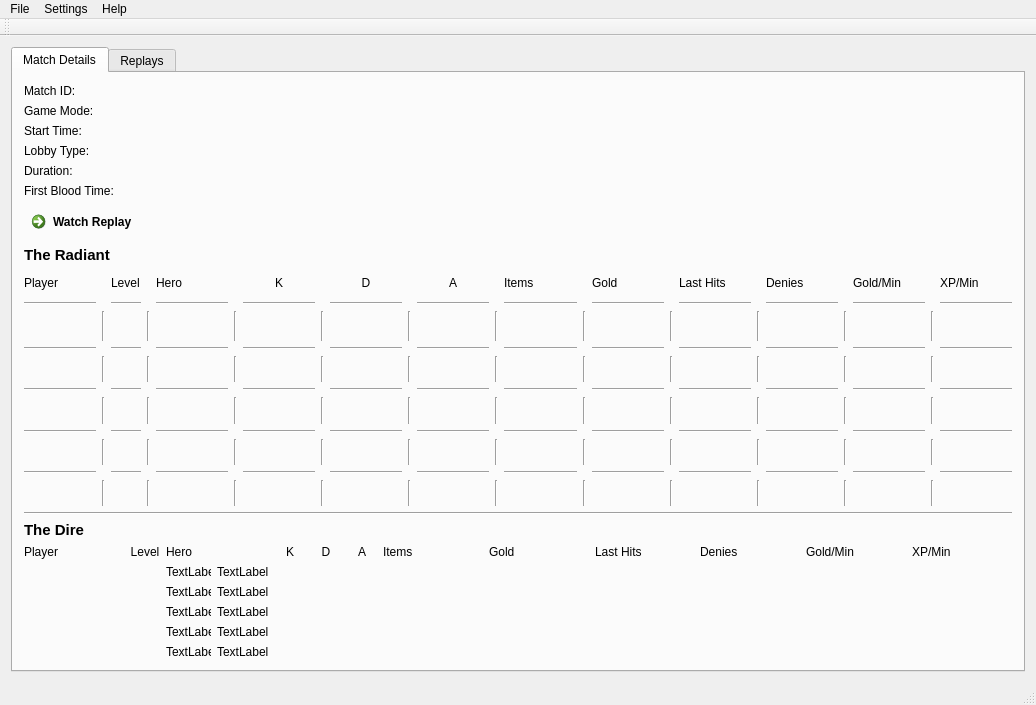
The window that mainwindow.ui (computerfr33k/Dota2_Replay_Manager) describes before a commit, drawn with Qt 5.
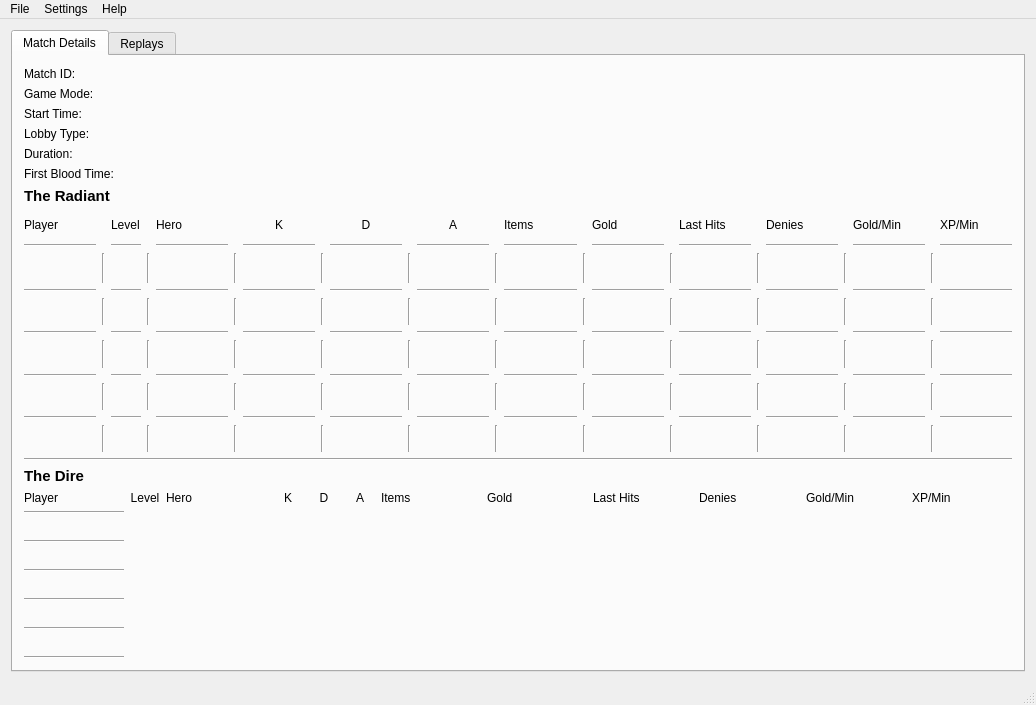
The same window after the commit. The open tabs and pages were chosen to show the change.

What changed in the file:
```diff
--- a/mainwindow.ui
+++ b/mainwindow.ui
@@ -113,19 +113,6 @@
           </item>
          </layout>
         </item>
-        <item>
-         <widget class="QCommandLinkButton" name="commandLinkButton">
-          <property name="maximumSize">
-           <size>
-            <width>200</width>
-            <height>40</height>
-           </size>
-          </property>
-          <property name="text">
-           <string>Watch Replay</string>
-          </property>
-         </widget>
-        </item>
         <item>
          <widget class="QLabel" name="label_34">
           <property name="maximumSize">
@@ -1957,55 +1944,24 @@
         </item>
         <item>
          <layout class="QGridLayout" name="gridLayout_3">
-          <item row="2" column="0">
-           <widget class="QLabel" name="direPlayer_2">
-            <property name="text">
-             <string/>
+          <item row="9" column="0">
+           <widget class="Line" name="line_119">
+            <property name="orientation">
+             <enum>Qt::Horizontal</enum>
             </property>
            </widget>
           </item>
-          <item row="1" column="0">
-           <widget class="QLabel" name="direPlayer_1">
-            <property name="text">
-             <string/>
+          <item row="11" column="0">
+           <widget class="Line" name="line_118">
+            <property name="orientation">
+             <enum>Qt::Horizontal</enum>
             </property>
            </widget>
           </item>
-          <item row="4" column="0">
-           <widget class="QLabel" name="direPlayer_4">
-            <property name="text">
-             <string/>
-            </property>
-           </widget>
-          </item>
-          <item row="3" column="0">
-           <widget class="QLabel" name="direPlayer_3">
-            <property name="text">
-             <string/>
-            </property>
-           </widget>
-          </item>
-          <item row="0" column="0">
-           <widget class="QLabel" name="label_28">
-            <property name="text">
-             <string>Player</string>
-            </property>
-           </widget>
-          </item>
-          <item row="5" column="0">
-           <widget class="QLabel" name="direPlayer_5">
-            <property name="text">
-             <string/>
-            </property>
-           </widget>
-          </item>
-          <item row="0" column="1">
-           <widget class="QLabel" name="label_8">
-            <property name="text">
-             <string>Level</string>
-            </property>
-            <property name="alignment">
-             <set>Qt::AlignCenter</set>
+          <item row="7" column="0">
+           <widget class="Line" name="line_120">
+            <property name="orientation">
+             <enum>Qt::Horizontal</enum>
             </property>
            </widget>
           </item>
@@ -2016,6 +1972,13 @@
             </property>
            </widget>
           </item>
+          <item row="10" column="0">
+           <widget class="QLabel" name="direPlayer_5">
+            <property name="text">
+             <string/>
+            </property>
+           </widget>
+          </item>
           <item row="0" column="7">
            <widget class="QLabel" name="label_15">
             <property name="text">
@@ -2023,6 +1986,16 @@
             </property>
            </widget>
           </item>
+          <item row="0" column="1">
+           <widget class="QLabel" name="label_8">
+            <property name="text">
+             <string>Level</string>
+            </property>
+            <property name="alignment">
+             <set>Qt::AlignCenter</set>
+            </property>
+           </widget>
+          </item>
           <item row="0" column="6">
            <widget class="QLabel" name="label_14">
             <property name="text">
@@ -2030,6 +2003,48 @@
             </property>
            </widget>
           </item>
+          <item row="4" column="0">
+           <widget class="QLabel" name="direPlayer_2">
+            <property name="text">
+             <string/>
+            </property>
+           </widget>
+          </item>
+          <item row="2" column="0">
+           <widget class="QLabel" name="direPlayer_1">
+            <property name="text">
+             <string/>
+            </property>
+           </widget>
+          </item>
+          <item row="8" column="0">
+           <widget class="QLabel" name="direPlayer_4">
+            <property name="text">
+             <string/>
+            </property>
+           </widget>
+          </item>
+          <item row="6" column="0">
+           <widget class="QLabel" name="direPlayer_3">
+            <property name="text">
+             <string/>
+            </property>
+           </widget>
+          </item>
+          <item row="0" column="0">
+           <widget class="QLabel" name="label_28">
+            <property name="text">
+             <string>Player</string>
+            </property>
+           </widget>
+          </item>
+          <item row="0" column="2">
+           <widget class="QLabel" name="label_10">
+            <property name="text">
+             <string>Hero</string>
+            </property>
+           </widget>
+          </item>
           <item row="0" column="5">
            <widget class="QLabel" name="label_13">
             <property name="text">
@@ -2040,6 +2055,16 @@
             </property>
            </widget>
           </item>
+          <item row="0" column="4">
+           <widget class="QLabel" name="label_12">
+            <property name="text">
+             <string>D</string>
+            </property>
+            <property name="alignment">
+             <set>Qt::AlignCenter</set>
+            </property>
+           </widget>
+          </item>
           <item row="0" column="3">
            <widget class="QLabel" name="label_11">
             <property name="text">
@@ -2050,30 +2075,6 @@
             </property>
            </widget>
           </item>
-          <item row="0" column="2">
-           <widget class="QLabel" name="label_10">
-            <property name="text">
-             <string>Hero</string>
-            </property>
-           </widget>
-          </item>
-          <item row="0" column="4">
-           <widget class="QLabel" name="label_12">
-            <property name="text">
-             <string>D</string>
-            </property>
-            <property name="alignment">
-             <set>Qt::AlignCenter</set>
-            </property>
-           </widget>
-          </item>
-          <item row="0" column="8">
-           <widget class="QLabel" name="label_35">
-            <property name="text">
-             <string>Last Hits</string>
-            </property>
-           </widget>
-          </item>
           <item row="0" column="10">
            <widget class="QLabel" name="label_37">
             <property name="text">
@@ -2081,6 +2082,13 @@
             </property>
            </widget>
           </item>
+          <item row="0" column="8">
+           <widget class="QLabel" name="label_35">
+            <property name="text">
+             <string>Last Hits</string>
+            </property>
+           </widget>
+          </item>
           <item row="0" column="11">
            <widget class="QLabel" name="label_38">
             <property name="text">
@@ -2088,7 +2096,7 @@
             </property>
            </widget>
           </item>
-          <item row="1" column="6">
+          <item row="2" column="6">
            <layout class="QHBoxLayout" name="horizontalLayout_13">
             <item>
              <widget class="QLabel" name="direItems_1_1">
@@ -2134,7 +2142,7 @@
             </item>
            </layout>
           </item>
-          <item row="2" column="6">
+          <item row="4" column="6">
            <layout class="QHBoxLayout" name="horizontalLayout_14">
             <item>
              <widget class="QLabel" name="direItems_2_1">
@@ -2180,7 +2188,7 @@
             </item>
            </layout>
           </item>
-          <item row="3" column="6">
+          <item row="6" column="6">
            <layout class="QHBoxLayout" name="horizontalLayout_15">
             <item>
              <widget class="QLabel" name="direItems_3_1">
@@ -2226,7 +2234,7 @@
             </item>
            </layout>
           </item>
-          <item row="4" column="6">
+          <item row="8" column="6">
            <layout class="QHBoxLayout" name="horizontalLayout_16">
             <item>
              <widget class="QLabel" name="direItems_4_1">
@@ -2272,7 +2280,7 @@
             </item>
            </layout>
           </item>
-          <item row="5" column="6">
+          <item row="10" column="6">
            <layout class="QHBoxLayout" name="horizontalLayout_17">
             <item>
              <widget class="QLabel" name="direItems_5_1">
@@ -2318,7 +2326,7 @@
             </item>
            </layout>
           </item>
-          <item row="1" column="1">
+          <item row="2" column="1">
            <widget class="QLabel" name="direLevel_1">
             <property name="maximumSize">
              <size>
@@ -2334,7 +2342,7 @@
             </property>
            </widget>
           </item>
-          <item row="1" column="3">
+          <item row="2" column="3">
            <widget class="QLabel" name="direKills_1">
             <property name="maximumSize">
              <size>
@@ -2350,74 +2358,74 @@
             </property>
            </widget>
           </item>
-          <item row="1" column="4">
-           <widget class="QLabel" name="direDeaths_1">
-            <property name="maximumSize">
-             <size>
-              <width>30</width>
-              <height>30</height>
-             </size>
-            </property>
-            <property name="text">
-             <string/>
-            </property>
-            <property name="alignment">
-             <set>Qt::AlignCenter</set>
-            </property>
-           </widget>
-          </item>
-          <item row="1" column="5">
-           <widget class="QLabel" name="direAssists_1">
-            <property name="maximumSize">
-             <size>
-              <width>30</width>
-              <height>30</height>
-             </size>
-            </property>
-            <property name="text">
-             <string/>
-            </property>
-            <property name="alignment">
-             <set>Qt::AlignCenter</set>
-            </property>
-           </widget>
-          </item>
-          <item row="1" column="7">
+          <item row="2" column="7">
            <widget class="QLabel" name="direGold_1">
             <property name="text">
              <string/>
             </property>
            </widget>
           </item>
-          <item row="1" column="8">
+          <item row="2" column="4">
+           <widget class="QLabel" name="direDeaths_1">
+            <property name="maximumSize">
+             <size>
+              <width>30</width>
+              <height>30</height>
+             </size>
+            </property>
+            <property name="text">
+             <string/>
+            </property>
+            <property name="alignment">
+             <set>Qt::AlignCenter</set>
+            </property>
+           </widget>
+          </item>
+          <item row="2" column="8">
            <widget class="QLabel" name="direLH_1">
             <property name="text">
              <string/>
             </property>
            </widget>
           </item>
-          <item row="1" column="9">
+          <item row="2" column="5">
+           <widget class="QLabel" name="direAssists_1">
+            <property name="maximumSize">
+             <size>
+              <width>30</width>
+              <height>30</height>
+             </size>
+            </property>
+            <property name="text">
+             <string/>
+            </property>
+            <property name="alignment">
+             <set>Qt::AlignCenter</set>
+            </property>
+           </widget>
+          </item>
+          <item row="2" column="9">
            <widget class="QLabel" name="direDN_1">
             <property name="text">
              <string/>
             </property>
            </widget>
           </item>
-          <item row="1" column="10">
+          <item row="2" column="10">
            <widget class="QLabel" name="direGPM_1">
             <property name="text">
              <string/>
             </property>
            </widget>
           </item>
-          <item row="1" column="11">
+          <item row="2" column="11">
            <widget class="QLabel" name="direXPM_1">
             <property name="text">
              <string/>
             </property>
            </widget>
           </item>
-          <item row="2" column="1">
+          <item row="4" column="1">
            <widget class="QLabel" name="direLevel_2">
             <property name="maximumSize">
              <size>
@@ -2433,7 +2441,23 @@
             </property>
            </widget>
           </item>
-          <item row="2" column="3">
+          <item row="4" column="5">
+           <widget class="QLabel" name="direAssists_2">
+            <property name="maximumSize">
+             <size>
+              <width>30</width>
+              <height>30</height>
+             </size>
+            </property>
+            <property name="text">
+             <string/>
+            </property>
+            <property name="alignment">
+             <set>Qt::AlignCenter</set>
+            </property>
+           </widget>
+          </item>
+          <item row="4" column="3">
            <widget class="QLabel" name="direKills_2">
             <property name="maximumSize">
              <size>
@@ -2449,7 +2473,7 @@
             </property>
            </widget>
           </item>
-          <item row="2" column="4">
+          <item row="4" column="4">
            <widget class="QLabel" name="direDeaths_2">
             <property name="maximumSize">
              <size>
@@ -2465,58 +2489,42 @@
             </property>
            </widget>
           </item>
-          <item row="2" column="5">
-           <widget class="QLabel" name="direAssists_2">
-            <property name="maximumSize">
-             <size>
-              <width>30</width>
-              <height>30</height>
-             </size>
-            </property>
-            <property name="text">
-             <string/>
-            </property>
-            <property name="alignment">
-             <set>Qt::AlignCenter</set>
-            </property>
-           </widget>
-          </item>
-          <item row="2" column="7">
-           <widget class="QLabel" name="direGold_2">
-            <property name="text">
-             <string/>
-            </property>
-           </widget>
-          </item>
-          <item row="2" column="8">
+          <item row="4" column="8">
            <widget class="QLabel" name="direLH_2">
             <property name="text">
              <string/>
             </property>
            </widget>
           </item>
-          <item row="2" column="9">
+          <item row="4" column="7">
+           <widget class="QLabel" name="direGold_2">
+            <property name="text">
+             <string/>
+            </property>
+           </widget>
+          </item>
+          <item row="4" column="9">
            <widget class="QLabel" name="direDN_2">
             <property name="text">
              <string/>
             </property>
            </widget>
           </item>
-          <item row="2" column="10">
+          <item row="4" column="10">
            <widget class="QLabel" name="direGPM_2">
             <property name="text">
              <string/>
             </property>
            </widget>
           </item>
-          <item row="2" column="11">
+          <item row="4" column="11">
            <widget class="QLabel" name="direXPM_2">
             <property name="text">
              <string/>
             </property>
            </widget>
           </item>
-          <item row="3" column="1">
+          <item row="6" column="1">
            <widget class="QLabel" name="direLevel_3">
             <property name="maximumSize">
              <size>
@@ -2532,7 +2540,7 @@
             </property>
            </widget>
           </item>
-          <item row="3" column="3">
+          <item row="6" column="3">
            <widget class="QLabel" name="direKills_3">
             <property name="maximumSize">
              <size>
@@ -2548,7 +2556,7 @@
             </property>
            </widget>
           </item>
-          <item row="3" column="4">
+          <item row="6" column="4">
            <widget class="QLabel" name="direDeaths_3">
             <property name="maximumSize">
              <size>
@@ -2564,7 +2572,7 @@
             </property>
            </widget>
           </item>
-          <item row="3" column="5">
+          <item row="6" column="5">
            <widget class="QLabel" name="direAssists_3">
             <property name="maximumSize">
              <size>
@@ -2580,42 +2588,42 @@
             </property>
            </widget>
           </item>
-          <item row="3" column="7">
+          <item row="6" column="7">
            <widget class="QLabel" name="direGold_3">
             <property name="text">
              <string/>
             </property>
            </widget>
           </item>
-          <item row="3" column="8">
+          <item row="6" column="8">
            <widget class="QLabel" name="direLH_3">
             <property name="text">
              <string/>
             </property>
            </widget>
           </item>
-          <item row="3" column="9">
+          <item row="6" column="9">
            <widget class="QLabel" name="direDN_3">
             <property name="text">
              <string/>
             </property>
            </widget>
           </item>
-          <item row="3" column="10">
+          <item row="6" column="10">
            <widget class="QLabel" name="direGPM_3">
             <property name="text">
              <string/>
             </property>
            </widget>
           </item>
-          <item row="3" column="11">
+          <item row="6" column="11">
            <widget class="QLabel" name="direXPM_3">
             <property name="text">
              <string/>
             </property>
            </widget>
           </item>
-          <item row="4" column="1">
+          <item row="8" column="1">
            <widget class="QLabel" name="direLevel_4">
             <property name="maximumSize">
              <size>
@@ -2631,7 +2639,7 @@
             </property>
            </widget>
           </item>
-          <item row="4" column="3">
+          <item row="8" column="3">
            <widget class="QLabel" name="direKills_4">
             <property name="maximumSize">
              <size>
@@ -2647,7 +2655,7 @@
             </property>
            </widget>
           </item>
-          <item row="4" column="4">
+          <item row="8" column="4">
            <widget class="QLabel" name="direDeaths_4">
             <property name="maximumSize">
              <size>
@@ -2663,7 +2671,7 @@
             </property>
            </widget>
           </item>
-          <item row="4" column="5">
+          <item row="8" column="5">
            <widget class="QLabel" name="direAssists_4">
             <property name="maximumSize">
              <size>
@@ -2679,42 +2687,42 @@
             </property>
            </widget>
           </item>
-          <item row="4" column="7">
+          <item row="8" column="7">
            <widget class="QLabel" name="direGold_4">
             <property name="text">
              <string/>
             </property>
            </widget>
           </item>
-          <item row="4" column="8">
+          <item row="8" column="8">
            <widget class="QLabel" name="direLH_4">
             <property name="text">
              <string/>
             </property>
            </widget>
           </item>
-          <item row="4" column="9">
+          <item row="8" column="9">
            <widget class="QLabel" name="direDN_4">
             <property name="text">
              <string/>
             </property>
            </widget>
           </item>
-          <item row="4" column="10">
+          <item row="8" column="10">
            <widget class="QLabel" name="direGPM_4">
             <property name="text">
              <string/>
             </property>
            </widget>
           </item>
-          <item row="4" column="11">
+          <item row="8" column="11">
            <widget class="QLabel" name="direXPM_4">
             <property name="text">
              <string/>
             </property>
            </widget>
           </item>
-          <item row="5" column="1">
+          <item row="10" column="1">
            <widget class="QLabel" name="direLevel_5">
             <property name="maximumSize">
              <size>
@@ -2730,7 +2738,7 @@
             </property>
            </widget>
           </item>
-          <item row="5" column="3">
+          <item row="10" column="3">
            <widget class="QLabel" name="direKills_5">
             <property name="maximumSize">
              <size>
@@ -2746,7 +2754,7 @@
             </property>
            </widget>
           </item>
-          <item row="5" column="4">
+          <item row="10" column="4">
            <widget class="QLabel" name="direDeaths_5">
             <property name="maximumSize">
              <size>
@@ -2762,7 +2770,7 @@
             </property>
            </widget>
           </item>
-          <item row="5" column="5">
+          <item row="10" column="5">
            <widget class="QLabel" name="direAssists_5">
             <property name="maximumSize">
              <size>
@@ -2778,42 +2786,42 @@
             </property>
            </widget>
           </item>
-          <item row="5" column="7">
+          <item row="10" column="7">
            <widget class="QLabel" name="direGold_5">
             <property name="text">
              <string/>
             </property>
            </widget>
           </item>
-          <item row="5" column="8">
+          <item row="10" column="8">
            <widget class="QLabel" name="direLH_5">
             <property name="text">
              <string/>
             </property>
            </widget>
           </item>
-          <item row="5" column="9">
+          <item row="10" column="9">
            <widget class="QLabel" name="direDN_5">
             <property name="text">
              <string/>
             </property>
            </widget>
           </item>
-          <item row="5" column="10">
+          <item row="10" column="10">
            <widget class="QLabel" name="direGPM_5">
             <property name="text">
              <string/>
             </property>
            </widget>
           </item>
-          <item row="5" column="11">
+          <item row="10" column="11">
            <widget class="QLabel" name="direXPM_5">
             <property name="text">
              <string/>
             </property>
            </widget>
           </item>
-          <item row="1" column="2">
+          <item row="2" column="2">
            <layout class="QHBoxLayout" name="horizontalLayout_12">
             <item>
              <widget class="QLabel" name="direHeroPic_1">
@@ -2824,20 +2832,20 @@
                </size>
               </property>
               <property name="text">
-               <string>TextLabel</string>
+               <string/>
               </property>
              </widget>
             </item>
             <item>
              <widget class="QLabel" name="direHero_1">
               <property name="text">
-               <string>TextLabel</string>
+               <string/>
               </property>
              </widget>
             </item>
            </layout>
           </item>
-          <item row="2" column="2">
+          <item row="4" column="2">
            <layout class="QHBoxLayout" name="horizontalLayout_18">
             <item>
              <widget class="QLabel" name="direHeroPic_2">
@@ -2848,20 +2856,20 @@
                </size>
               </property>
               <property name="text">
-               <string>TextLabel</string>
+               <string/>
               </property>
              </widget>
             </item>
             <item>
              <widget class="QLabel" name="direHero_2">
               <property name="text">
-               <string>TextLabel</string>
+               <string/>
               </property>
              </widget>
             </item>
            </layout>
           </item>
-          <item row="3" column="2">
+          <item row="6" column="2">
            <layout class="QHBoxLayout" name="horizontalLayout_19">
             <item>
              <widget class="QLabel" name="direHeroPic_3">
@@ -2872,20 +2880,20 @@
                </size>
               </property>
               <property name="text">
-               <string>TextLabel</string>
+               <string/>
               </property>
              </widget>
             </item>
             <item>
              <widget class="QLabel" name="direHero_3">
               <property name="text">
-               <string>TextLabel</string>
+               <string/>
               </property>
              </widget>
             </item>
            </layout>
           </item>
-          <item row="4" column="2">
+          <item row="8" column="2">
            <layout class="QHBoxLayout" name="horizontalLayout_20">
             <item>
              <widget class="QLabel" name="direHeroPic_4">
@@ -2896,20 +2904,20 @@
                </size>
               </property>
               <property name="text">
-               <string>TextLabel</string>
+               <string/>
               </property>
              </widget>
             </item>
             <item>
              <widget class="QLabel" name="direHero_4">
               <property name="text">
-               <string>TextLabel</string>
+               <string/>
               </property>
              </widget>
             </item>
            </layout>
           </item>
-          <item row="5" column="2">
+          <item row="10" column="2">
            <layout class="QHBoxLayout" name="horizontalLayout_21">
             <item>
              <widget class="QLabel" name="direHeroPic_5">
@@ -2920,19 +2928,40 @@
                </size>
               </property>
               <property name="text">
-               <string>TextLabel</string>
+               <string/>
               </property>
              </widget>
             </item>
             <item>
              <widget class="QLabel" name="direHero_5">
               <property name="text">
-               <string>TextLabel</string>
+               <string/>
               </property>
              </widget>
             </item>
            </layout>
           </item>
+          <item row="1" column="0">
+           <widget class="Line" name="line_117">
+            <property name="orientation">
+             <enum>Qt::Horizontal</enum>
+            </property>
+           </widget>
+          </item>
+          <item row="5" column="0">
+           <widget class="Line" name="line_121">
+            <property name="orientation">
+             <enum>Qt::Horizontal</enum>
+            </property>
+           </widget>
+          </item>
+          <item row="3" column="0">
+           <widget class="Line" name="line_122">
+            <property name="orientation">
+             <enum>Qt::Horizontal</enum>
+            </property>
+           </widget>
+          </item>
          </layout>
         </item>
        </layout>
@@ -2960,6 +2989,13 @@
         </item>
         <item>
          <layout class="QHBoxLayout" name="horizontalLayout">
+          <item>
+           <widget class="QPushButton" name="watchReplay">
+            <property name="text">
+             <string>Watch Replay</string>
+            </property>
+           </widget>
+          </item>
           <item>
            <widget class="QPushButton" name="editTitle">
             <property name="text">
@@ -3017,14 +3053,6 @@
    <addaction name="menuSettings"/>
    <addaction name="menuHelp"/>
   </widget>
-  <widget class="QToolBar" name="mainToolBar">
-   <attribute name="toolBarArea">
-    <enum>TopToolBarArea</enum>
-   </attribute>
-   <attribute name="toolBarBreak">
-    <bool>false</bool>
-   </attribute>
-  </widget>
   <widget class="QStatusBar" name="statusBar"/>
   <action name="actionPreferences">
    <property name="text">
```
